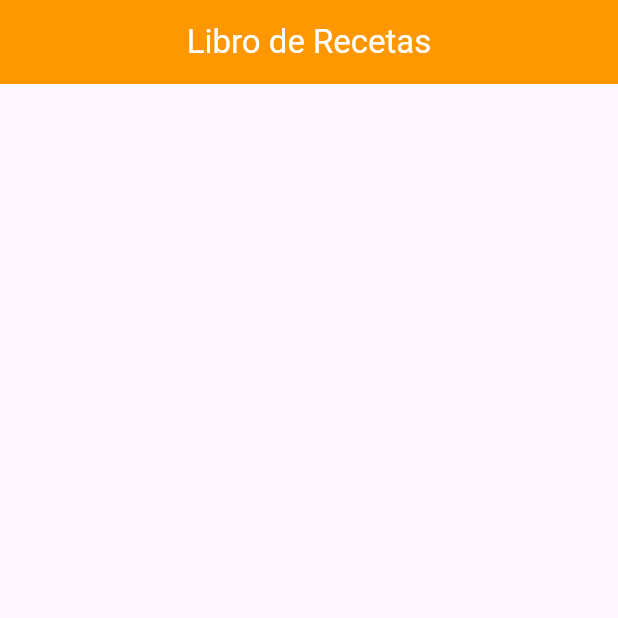
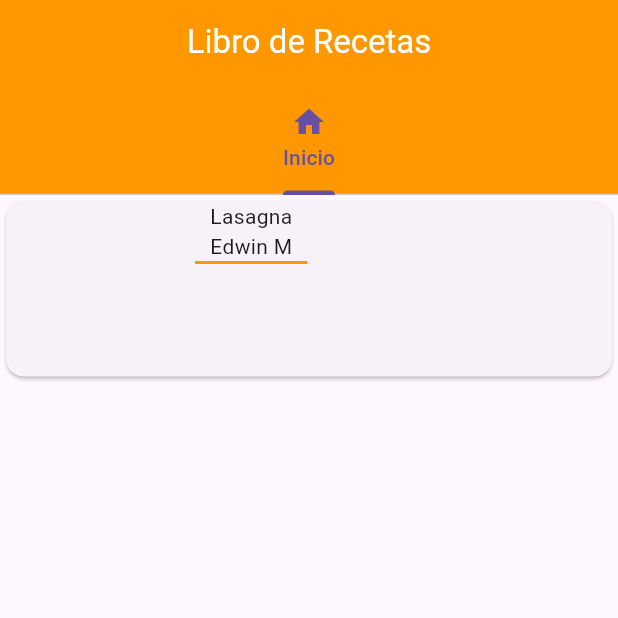
Before and after one commit to systemcrafter/nutri_menu_v2, a Flutter app: the screen it shows after launch, on a phone screen of 412 x 824 dp, the top half of it. Run offline on Flutter 3.47's test engine with Material 3 defaults, Android fonts, the light colour scheme and no system bars.

Commit message:
Agregada prevista de Pestañas

```diff
--- a/lib/main.dart
+++ b/lib/main.dart
@@ -1,4 +1,6 @@
+// main.dart
 import 'package:flutter/material.dart';
+import 'package:nutri_menu_v2/pages/home_page.dart';
 
 void main() => runApp(const MyApp());
 
@@ -7,10 +9,7 @@ class MyApp extends StatelessWidget {
 
   @override
   Widget build(BuildContext context) {
-    return MaterialApp(
-        debugShowCheckedModeBanner: false,
-        title: 'Hola Mundo Ed',
-        home: RecipeBook());
+    return MaterialApp(debugShowCheckedModeBanner: false, home: RecipeBook());
   }
 }
 
@@ -19,7 +18,9 @@ class RecipeBook extends StatelessWidget {
 
   @override
   Widget build(BuildContext context) {
-    return Scaffold(
+    return DefaultTabController(
+      length: 1,
+      child: Scaffold(
           appBar: AppBar(
             backgroundColor: Colors.orange,
             title: Text(
@@ -27,7 +28,9 @@ class RecipeBook extends StatelessWidget {
               style: TextStyle(color: Colors.white),
             ),
             centerTitle: true,
+            bottom: TabBar(tabs: [Tab(icon: Icon(Icons.home), text: 'Inicio')]),
           ),
+          body: TabBarView(children: [HomePage()])),
     );
   }
 }
--- /dev/null
+++ b/lib/pages/home_page.dart
@@ -0,0 +1,41 @@
+import 'package:flutter/material.dart';
+
+class HomePage extends StatelessWidget {
+  const HomePage({Key? key}) : super(key: key);
+
+  @override
+  Widget build(BuildContext context) {
+    return Scaffold(
+      body: Container(
+        width: MediaQuery.of(context).size.width,
+        height: 125,
+        child: Card(
+          child: Row(
+            children: <Widget>[
+              Container(
+                height: 125,
+                width: 100,
+                child: ClipRRect(
+                  borderRadius: BorderRadius.circular(10),
+                  child: Container(),
+                ),
+              ),
+              SizedBox(width: 26),
+              Column(
+                children: <Widget>[
+                  Text('Lasagna'),
+                  Text('Edwin M'),
+                  Container(
+                    height: 2,
+                    width: 75,
+                    color: Colors.orange,
+                  )
+                ],
+              )
+            ],
+          ),
+        ),
+      ),
+    );
+  }
+}
```
Lines whose indentation alone changed are shown as unchanged.
